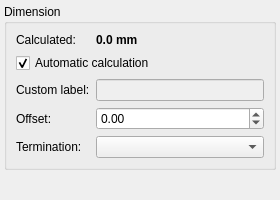
qelectrotech/qelectrotech-source-mirror, file sources/ui/dimensionpropertieswidget.ui: the form before one commit.
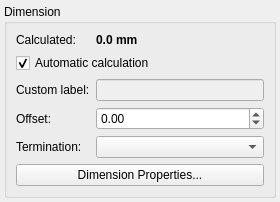
The form after the commit.

Commit message: Add dedicated DimensionPropertiesDialog with segment list, tabs, and CAD formatting

```diff
--- a/sources/ui/dimensionpropertieswidget.ui
+++ b/sources/ui/dimensionpropertieswidget.ui
@@ -111,6 +111,13 @@
       <item row="4" column="1">
        <widget class="QComboBox" name="m_style_cb"/>
       </item>
+      <item row="5" column="0" colspan="2">
+       <widget class="QPushButton" name="m_edit_dialog_btn">
+        <property name="text">
+         <string>Dimension Properties...</string>
+        </property>
+       </widget>
+      </item>
      </layout>
     </widget>
    </item>
```
The commit also changes 9 other files.
